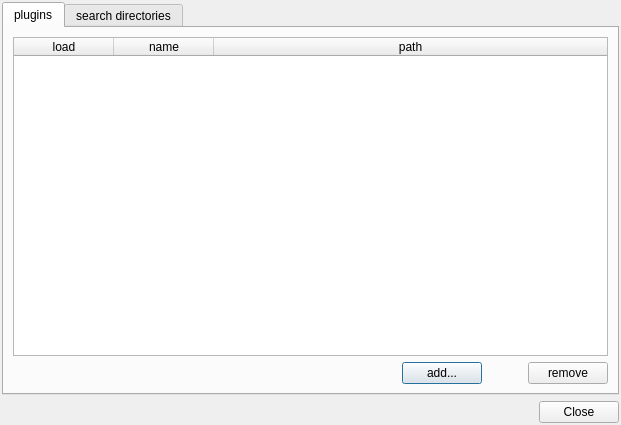
Old version of the form cedar/auxiliaries/gui/PluginManagerDialog.ui in the repository cedar/cedar.
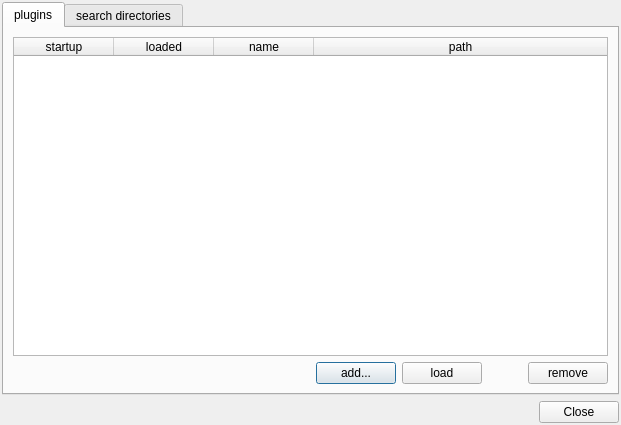
New version of the form.

Commit message: Plugins can now be loaded manually.

```diff
--- a/cedar/auxiliaries/gui/PluginManagerDialog.ui
+++ b/cedar/auxiliaries/gui/PluginManagerDialog.ui
@@ -39,7 +39,7 @@
           <enum>QAbstractItemView::SelectRows</enum>
          </property>
          <property name="columnCount">
-          <number>3</number>
+          <number>4</number>
          </property>
          <attribute name="horizontalHeaderStretchLastSection">
           <bool>true</bool>
@@ -49,7 +49,12 @@
          </attribute>
          <column>
           <property name="text">
-           <string>load</string>
+           <string>startup</string>
+          </property>
+         </column>
+         <column>
+          <property name="text">
+           <string>loaded</string>
           </property>
          </column>
          <column>
@@ -65,7 +70,7 @@
         </widget>
        </item>
        <item row="2" column="0">
-        <layout class="QHBoxLayout" name="horizontalLayout_2" stretch="1,0,0,0">
+        <layout class="QHBoxLayout" name="horizontalLayout_2" stretch="1,0,0,0,0">
          <item>
           <spacer name="horizontalSpacer">
            <property name="orientation">
@@ -86,6 +91,13 @@
            </property>
           </widget>
          </item>
+         <item>
+          <widget class="QPushButton" name="mpLoadSelectedPluginsBtn">
+           <property name="text">
+            <string>load</string>
+           </property>
+          </widget>
+         </item>
          <item>
           <spacer name="horizontalSpacer_4">
            <property name="orientation">
```
The commit also changes 6 other files.
